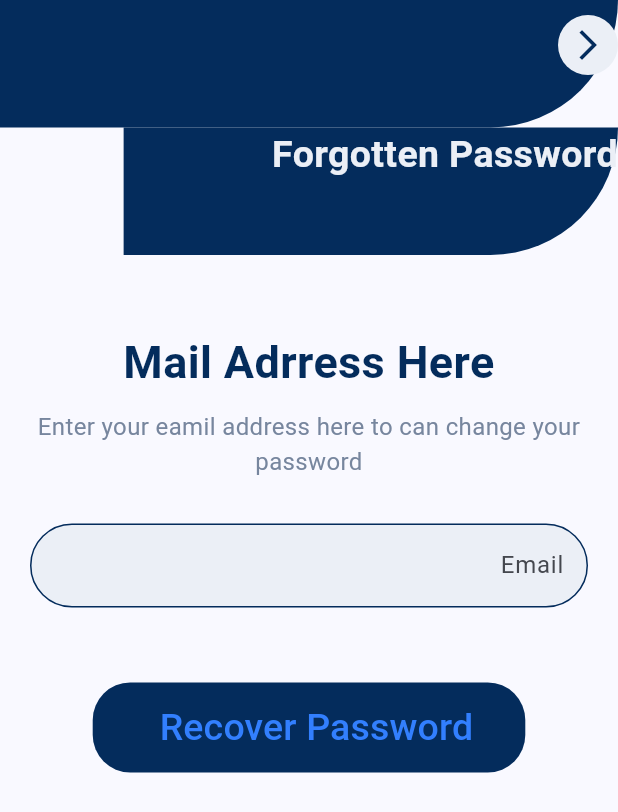
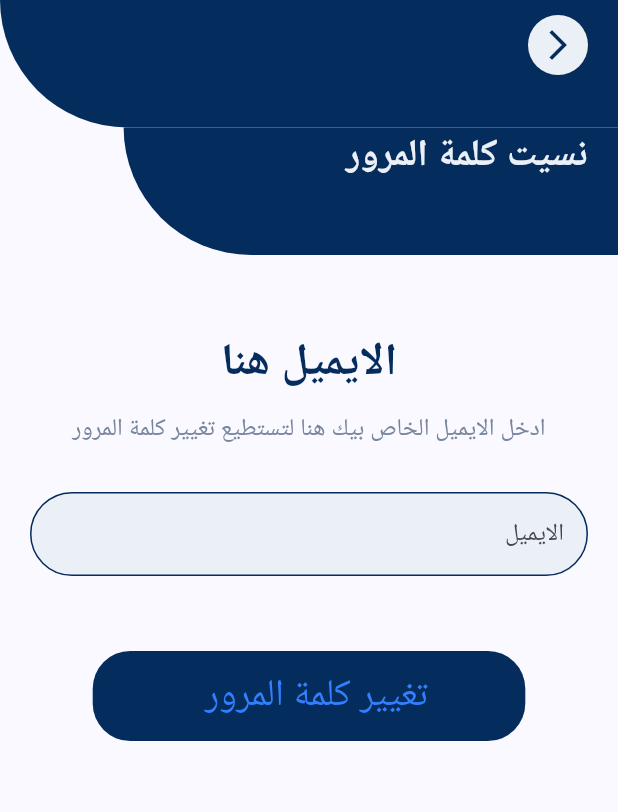
Before and after one commit to MinaYasser100/Faithful-Servant, a Flutter app: the ForgottenPasswordView screen opened by its route, on a phone screen of 412 x 824 dp. Shown: the top 812 px of the screen. Run offline on Flutter 3.47's test engine with Material 3 defaults, Android fonts, the light colour scheme and no system bars; our stand-ins replace cloud_firestore, firebase_auth, firebase_core, firebase_storage, flutter_animate, flutter_bloc and 5 more; accounts and stored records are empty; Roboto replaces fonts that are missing (Cairo).

Commit message:
handle the language in forgotten password

```diff
--- a/lib/core/helper/local/app_locale.dart
+++ b/lib/core/helper/local/app_locale.dart
@@ -53,6 +53,14 @@ class Applocal implements Translations {
           'Please, enter your educational qualification': 'ادخل مؤهلك التعليمي',
           'Father of confession': 'اب الاعتراف',
           'Please, enter your father of confession': 'ادخل اب اعترافك',
+          "Forgotten Password": 'نسيت كلمة المرور',
+          'The message is sended to this email to change password':
+              'سوف يرسل لك رسالة علي هذا الايميل تستطيع من خلالها ان تغيير كلمة المرور',
+          'Successfully': 'نجحت العملية',
+          "Mail Adrress Here": 'الايميل هنا',
+          'Enter your eamil address here to can change your password':
+              'ادخل الايميل الخاص بيك هنا لتستطيع تغيير كلمة المرور',
+          "Change Password": 'تغيير كلمة المرور',
         },
         "en": {
           'email': 'Email',
@@ -106,6 +114,14 @@ class Applocal implements Translations {
           'Father of confession': 'Father of confession',
           'Please, enter your father of confession':
               'Please, enter your father of confession',
+          "Forgotten Password": "Forgotten Password",
+          'The message is sended to this email to change password':
+              'The message is sended to this email to change password',
+          'Successfully': 'Successfully',
+          "Mail Adrress Here": "Mail Adrress Here",
+          'Enter your eamil address here to can change your password':
+              'Enter your eamil address here to can change your password',
+          "Change Password": "Change Password",
         },
       };
 }
--- a/lib/features/forgotten_password/presentation/views/widgets/forgotten_password_app_bar.dart
+++ b/lib/features/forgotten_password/presentation/views/widgets/forgotten_password_app_bar.dart
@@ -1,6 +1,7 @@
 import 'package:faithful_servant/core/helper/constant.dart';
 import 'package:faithful_servant/core/widgets/navigation_back_button.dart';
 import 'package:flutter/material.dart';
+import 'package:get/get.dart';
 
 import 'part_of_curve.dart';
 
@@ -22,7 +23,7 @@ class ForgottenPasswordAppBar extends StatelessWidget {
             ),
             PartOfCurve(
               width: MediaQuery.of(context).size.width * 0.8,
-              text: "Forgotten Password",
+              text: "Forgotten Password".tr,
             ),
           ],
         ),
@@ -30,6 +31,7 @@ class ForgottenPasswordAppBar extends StatelessWidget {
           padding: EdgeInsets.only(
             top: 10,
             left: 20,
+            right: 20,
           ),
           child: NavigationBackButton(
             backgroundColor: kSecondColor,
--- a/lib/features/forgotten_password/presentation/views/widgets/forgotten_password_body_content.dart
+++ b/lib/features/forgotten_password/presentation/views/widgets/forgotten_password_body_content.dart
@@ -7,6 +7,7 @@ import 'package:faithful_servant/features/forgotten_password/presentation/manage
 import 'package:faithful_servant/core/function/successfully_show_dialog.dart';
 import 'package:flutter/material.dart';
 import 'package:flutter_bloc/flutter_bloc.dart';
+import 'package:get/get.dart';
 
 class ForgottenPasswordBodyContent extends StatelessWidget {
   const ForgottenPasswordBodyContent({
@@ -26,9 +27,9 @@ class ForgottenPasswordBodyContent extends StatelessWidget {
           successfullyShowDialog(
             context: context,
             contentText:
-                'سوف يرسل لك رسالة علي هذا الايميل تستطيع من خلالها ان تغيير كلمة المرور',
-            titleText: 'Successfully',
-            buttonText: 'Go To Login',
+                'The message is sended to this email to change password'.tr,
+            titleText: 'Successfully'.tr,
+            buttonText: 'Go To Login'.tr,
           );
           emailController.clear();
         }
@@ -40,15 +41,15 @@ class ForgottenPasswordBodyContent extends StatelessWidget {
               BlocProvider.of<ForgottenPasswordCubit>(context).autovalidateMode,
           child: Column(
             children: [
-              const Text(
-                "Mail Adrress Here",
+              Text(
+                "Mail Adrress Here".tr,
                 style: Styles.textStyle30,
               ),
               const SizedBox(
                 height: 10,
               ),
               Text(
-                'Enter your eamil address here to can change your password',
+                'Enter your eamil address here to can change your password'.tr,
                 style: Styles.textStyle16.copyWith(color: kDarkSecondColor),
                 textAlign: TextAlign.center,
               ),
@@ -56,7 +57,7 @@ class ForgottenPasswordBodyContent extends StatelessWidget {
                 height: 30,
               ),
               CustomTextFromField(
-                labelText: 'Email',
+                labelText: 'email'.tr,
                 textEditingController: emailController,
                 validator: emailValidator,
                 keyboardType: TextInputType.emailAddress,
@@ -65,7 +66,7 @@ class ForgottenPasswordBodyContent extends StatelessWidget {
                 height: 50,
               ),
               CustomTextButton(
-                textButton: "Recover Password",
+                textButton: "Change Password".tr,
                 onPressed: () {
                   if (formKey.currentState!.validate()) {
                     BlocProvider.of<ForgottenPasswordCubit>(context)
--- a/lib/features/forgotten_password/presentation/views/widgets/part_of_curve.dart
+++ b/lib/features/forgotten_password/presentation/views/widgets/part_of_curve.dart
@@ -1,6 +1,8 @@
 import 'package:faithful_servant/core/helper/constant.dart';
+import 'package:faithful_servant/core/helper/local/locale_controller.dart';
 import 'package:faithful_servant/core/helper/styles.dart';
 import 'package:flutter/material.dart';
+import 'package:get/get.dart';
 
 class PartOfCurve extends StatelessWidget {
   const PartOfCurve({
@@ -12,19 +14,28 @@ class PartOfCurve extends StatelessWidget {
   final String text;
   @override
   Widget build(BuildContext context) {
+    AppLocalController appLocalController = Get.find();
     return Container(
       height: 85,
       width: width,
-      decoration: const BoxDecoration(
+      decoration: BoxDecoration(
         color: kPrimaryColor,
-        borderRadius: BorderRadius.only(
-          bottomRight: Radius.circular(120),
-        ),
+        borderRadius: appLocalController.initilalLanguage == const Locale('en')
+            ? const BorderRadius.only(
+                bottomRight: Radius.circular(120),
+              )
+            : const BorderRadius.only(
+                bottomLeft: Radius.circular(120),
+              ),
       ),
       child: Padding(
-        padding: const EdgeInsets.only(
-          left: 20.0,
-        ),
+        padding: appLocalController.initilalLanguage == const Locale('en')
+            ? const EdgeInsets.only(
+                left: 20.0,
+              )
+            : const EdgeInsets.only(
+                right: 20.0,
+              ),
         child: Text(
           text,
           style: Styles.textStyle25SecondColor.copyWith(
```
